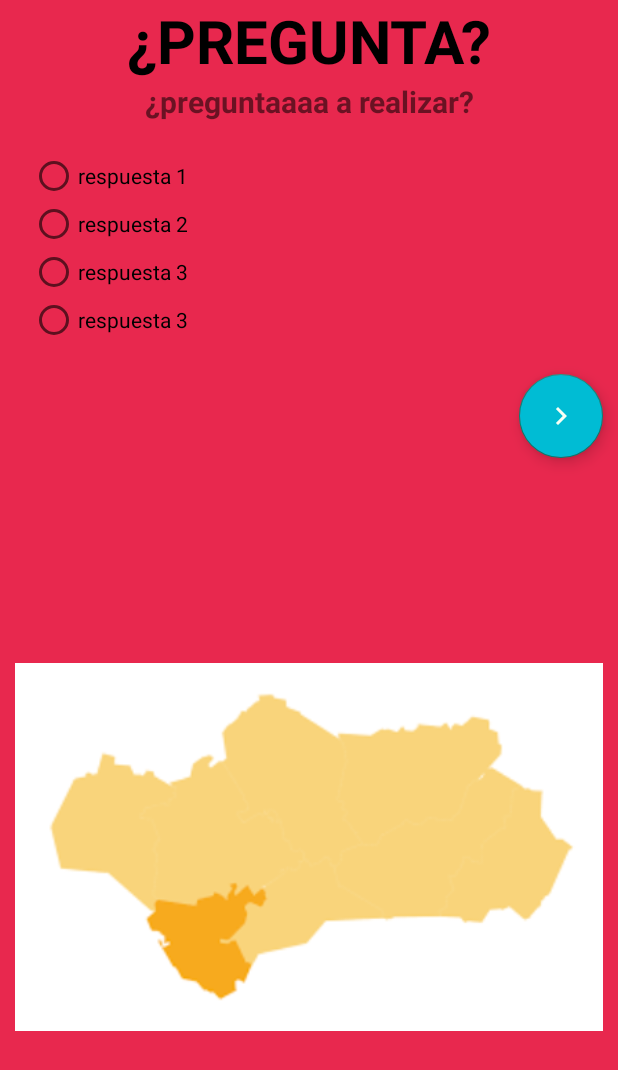
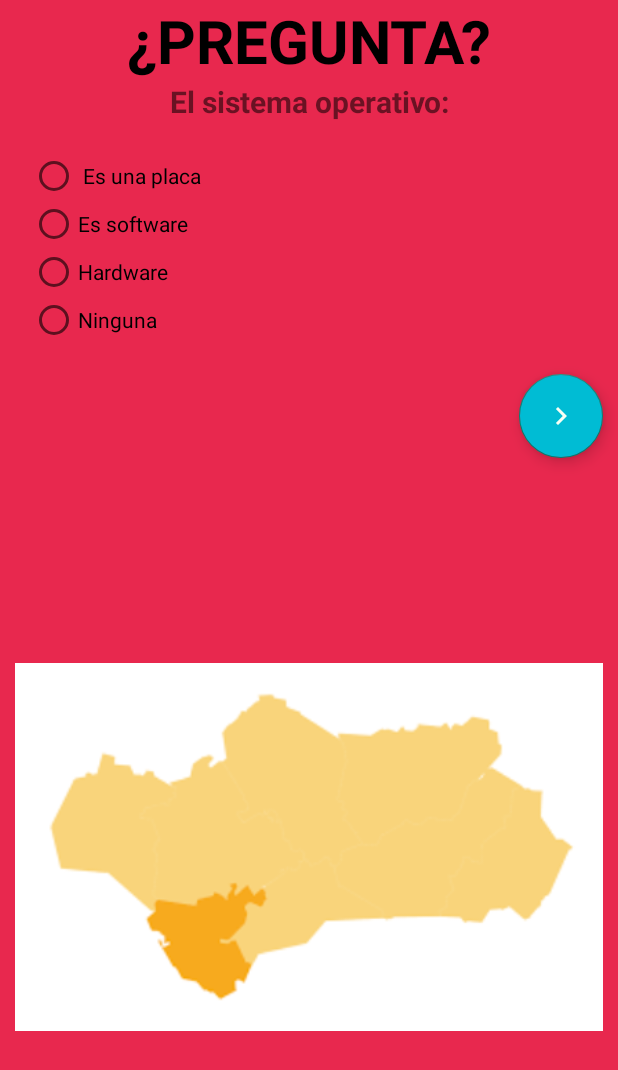
Before and after one commit to sam-sudo/APP_QR, an Android app: the Ask_activity screen opened directly, with no data from a screen before it, on a phone screen of 412 x 824 dp. Shown: the top 1070 px of the screen. Run offline under Robolectric (Android 15) with nearby library versions, the phone set to English and light mode, and no system bars.

Commit message:
Generador de preguntas aleatorias sin repetirse estas y seteo en xml (falta validar respuesta)

```diff
--- a/APP_QR/app/src/main/java/com/example/app_qr/App.java
+++ b/APP_QR/app/src/main/java/com/example/app_qr/App.java
@@ -200,6 +200,7 @@ public class App extends AppCompatActivity implements NumberPicker.OnValueChange
                         // guardamos el ultimo token proceado
                         lastToken = token;
                         Log.i("token", token);
+                        Log.i("lat token", lastToken);
 
 
                         if (URLUtil.isValidUrl(token)) {
--- a/APP_QR/app/src/main/java/com/example/app_qr/Ask_activity.java
+++ b/APP_QR/app/src/main/java/com/example/app_qr/Ask_activity.java
@@ -5,135 +5,170 @@ import android.util.Log;
 import android.view.View;
 import android.widget.ImageView;
 import android.widget.RadioButton;
+import android.widget.TextView;
 
 import androidx.annotation.Nullable;
 import androidx.appcompat.app.AppCompatActivity;
 
+import com.example.app_qr.Auxiliar.AskAuxiliar;
 import com.example.app_qr.Models.Ask;
 
 import java.util.ArrayList;
+import java.util.Random;
 
 public class Ask_activity extends AppCompatActivity {
-    ArrayList<Ask> preguntas = new ArrayList<>();
+    ArrayList<Ask> asksList = new ArrayList<>();
+
+    TextView question;
     RadioButton req0;
     RadioButton req1;
     RadioButton req2;
+    RadioButton req3;
     ImageView imgReq;
+
 
     @Override
     protected void onCreate(@Nullable Bundle savedInstanceState) {
         super.onCreate(savedInstanceState);
         setContentView(R.layout.ask_activity);
 
-        preguntas.add(new Ask("¿Qué nueva forma geométrica presente en las células epiteliales, fue descubierta por la Universidad de Sevilla en 2018?", "Prisma triangular", "Prismoide", "Escutoide", "Icosaedro", "Escutoide"));
+        question = findViewById(R.id.question);
+        req0 = findViewById(R.id.req0);
+        req1 = findViewById(R.id.req1);
+        req2 = findViewById(R.id.req2);
+        req3 = findViewById(R.id.req3);
+        imgReq = findViewById(R.id.imgReq);
 
-        preguntas.add(new Ask("¿Qué arquitectos ganaron el concurso internacional de ideas convocado en el año 2003 para la construcción del Museo Íbero de Jaén?","Rafael Moneo","EDDEA","SOLID ARQUITECTURA (Álvaro Soto y Javier Maroto)","Santiago Calatrava","SOLID ARQUITECTURA (Álvaro Soto y Javier Maroto)"));
+        asks();
+        Ask ask = getAsk();
+        generateAsk(ask);
 
-        preguntas.add(new Ask("¿Sobre qué edificio preexistente se levantó el Museo Íbero de Jaén?","Casa del gobernador","Estación de autobuses","Hospital de San Juan de Dios","Antigua prisión provincial de Jaén","Antigua prisión provincial de Jaén"));
 
-        preguntas.add(new Ask("¿Cuál es la superficie construida del Museo Íbero de Jaén?","11152 m2","15112 m2","52111 m2","21115 m2","11152 m2"));
+    }
 
-        preguntas.add(new Ask("¿Cuál fue el coste de la construcción del Museo Íbero de Jaén?","104 029 305,28 €","24 689 221,28 €","35 000 000,01 €","6 999 999,96 €","24 689 221,28 €"));
+    private void asks() {
+        asksList.add(new Ask("¿Qué nueva forma geométrica presente en las células epiteliales, fue descubierta por la Universidad de Sevilla en 2018?", "Prisma triangular", "Prismoide", "Escutoide", "Icosaedro", "Escutoide"));
 
-        preguntas.add(new Ask("¿En qué año fue inaugurado el Museo Íbero de Jaén?","2017","2015","2018","2016","2017"));
+        asksList.add(new Ask("¿Qué arquitectos ganaron el concurso internacional de ideas convocado en el año 2003 para la construcción del Museo Íbero de Jaén?","Rafael Moneo","EDDEA","SOLID ARQUITECTURA (Álvaro Soto y Javier Maroto)","Santiago Calatrava","SOLID ARQUITECTURA (Álvaro Soto y Javier Maroto)"));
 
-        preguntas.add(new Ask("Teresa de Torres fue  la esposa del afamado Condestable Lucas de Iranzo y, cuando ésta  enviudó, gobernó la ciudad de Jaén durante:","El mismo tiempo que su marido","Más años que su marido","Menos años que su marido","Nunca llegó a gobernar"," Más años que su marido"));
+        asksList.add(new Ask("¿Sobre qué edificio preexistente se levantó el Museo Íbero de Jaén?","Casa del gobernador","Estación de autobuses","Hospital de San Juan de Dios","Antigua prisión provincial de Jaén","Antigua prisión provincial de Jaén"));
 
-        preguntas.add(new Ask("Jaén es la capital mundial del:","Turismo interior","Aceite de oliva","Sector industrial","Sector servicios"," Aceite de oliva"));
+        asksList.add(new Ask("¿Cuál es la superficie construida del Museo Íbero de Jaén?","11152 m2","15112 m2","52111 m2","21115 m2","11152 m2"));
 
-        preguntas.add(new Ask("La provincia de Jaén se caracteriza por:","Tener los baños árabes más grandes y mejor conservados de Europa"," Contar con la mayor cantidad de castillos por m2 de Europa","Ser la provincia española con una mayor superficie natural protegida","Todas son ciertas","Todas son ciertas"));
+        asksList.add(new Ask("¿Cuál fue el coste de la construcción del Museo Íbero de Jaén?","104 029 305,28 €","24 689 221,28 €","35 000 000,01 €","6 999 999,96 €","24 689 221,28 €"));
 
-        preguntas.add(new Ask("En Andalucía, la agricultura supone:","El 76,4% de la producción"," El 26,4% de la producción"," El 18% de la producción"," El 5,6% de la producción"," El 5,6% de la producción"));
+        asksList.add(new Ask("¿En qué año fue inaugurado el Museo Íbero de Jaén?","2017","2015","2018","2016","2017"));
 
-        preguntas.add(new Ask("El sistema operativo:"," Es una placa","Es software","Hardware","Ninguna","Es software"));
+        asksList.add(new Ask("Teresa de Torres fue  la esposa del afamado Condestable Lucas de Iranzo y, cuando ésta  enviudó, gobernó la ciudad de Jaén durante:","El mismo tiempo que su marido","Más años que su marido","Menos años que su marido","Nunca llegó a gobernar"," Más años que su marido"));
 
-        preguntas.add(new Ask("¿Cuál dispositivo es un periférico?","Microprocesador","Memoria RAM","Placa Base","Impresora","Impresora"));
+        asksList.add(new Ask("Jaén es la capital mundial del:","Turismo interior","Aceite de oliva","Sector industrial","Sector servicios"," Aceite de oliva"));
 
-        preguntas.add(new Ask("¿Cuál es el sistema de numeración empleado por los ordenadores?","El sistema binario","El sistema decimal","El sistema hexadecimal.","El sistema numérico","El sistema binario"));
+        asksList.add(new Ask("La provincia de Jaén se caracteriza por:","Tener los baños árabes más grandes y mejor conservados de Europa"," Contar con la mayor cantidad de castillos por m2 de Europa","Ser la provincia española con una mayor superficie natural protegida","Todas son ciertas","Todas son ciertas"));
 
-        preguntas.add(new Ask("De los siguientes descuentos en un establecimiento ¿cuál escogerías?","La segunda unidad a mitad de precio","3X2","33% ","La semana sin IVA","33% "));
+        asksList.add(new Ask("En Andalucía, la agricultura supone:","El 76,4% de la producción"," El 26,4% de la producción"," El 18% de la producción"," El 5,6% de la producción"," El 5,6% de la producción"));
 
-        preguntas.add(new Ask("Se cree que los primeros habitantes se establecieron en esta histórica ciudad en 1100 a. C. Hogar de la Armada española desde el siglo XVIII, fue fundada por los fenicios.","Motril","Cádiz","Almuñécar","Málaga","Cádiz"));
+        asksList.add(new Ask("El sistema operativo:"," Es una placa","Es software","Hardware","Ninguna","Es software"));
 
-        preguntas.add(new Ask("Cual de las siguientes obras pertenece a Murillo","Niños comiendo uvas y melón","El triunfo de Baco","El quitasol","Inmaculada Concepción","Niños comiendo uvas y melón"));
+        asksList.add(new Ask("¿Cuál dispositivo es un periférico?","Microprocesador","Memoria RAM","Placa Base","Impresora","Impresora"));
 
-        preguntas.add(new Ask("¿Quién compuso la letra del himno de Andalucía? ¿Y la melodía?","Blas Infante compuso la letra y José del Castillo Díaz la melodía.","Ninguna de las anteriores es correcta.","Blas Infante compuso la letra y Emilio Cebrián Ruiz la melodía.","José del Castillo compuso la letra y Blas Infante la melodía.","Blas Infante compuso la letra y José del Castillo Díaz la melodía."));
+        asksList.add(new Ask("¿Cuál es el sistema de numeración empleado por los ordenadores?","El sistema binario","El sistema decimal","El sistema hexadecimal.","El sistema numérico","El sistema binario"));
 
-        preguntas.add(new Ask("¿Cuál es el nombre de la bandera de Andalucía?","Ikurriña","Señera","Arbonaida","Almudaina","Arbonaida"));
+        asksList.add(new Ask("De los siguientes descuentos en un establecimiento ¿cuál escogerías?","La segunda unidad a mitad de precio","3X2","33% ","La semana sin IVA","33% "));
 
-        preguntas.add(new Ask("¿Qué héroe mitológico aparece en el escudo de Andalucía?","Hermes","Hércules","Hades","Helios","Hércules"));
+        asksList.add(new Ask("Se cree que los primeros habitantes se establecieron en esta histórica ciudad en 1100 a. C. Hogar de la Armada española desde el siglo XVIII, fue fundada por los fenicios.","Motril","Cádiz","Almuñécar","Málaga","Cádiz"));
 
-        preguntas.add(new Ask("¿Por qué celebramos el 28 de febrero el día de Andalucía?","Porque el 28 de febrero de 1980 se formaron las ocho provincias que conforman la comunidad autónoma de Andalucía"," Porque el 28 de febrero de 1980 se celebró la Asamblea de Ronda por la que se formó la comunidad autónoma de Andalucía.","Porque el 28 de febrero de 1980 murió Blas Infante, padre del regionalismo andaluz."," Porque el 28 de febrero de 1980 se celebró un referéndum en el que los andaluces aceptaron la formación de la comunidad autónoma de Andalucía."," Porque el 28 de febrero de 1980 se celebró un referéndum en el que los andaluces aceptaron la formación de la comunidad autónoma de Andalucía."));
+        asksList.add(new Ask("Cual de las siguientes obras pertenece a Murillo","Niños comiendo uvas y melón","El triunfo de Baco","El quitasol","Inmaculada Concepción","Niños comiendo uvas y melón"));
 
-        preguntas.add(new Ask(" La primera constitución española se realizó en Cádiz. ¿En qué año? ¿Cómo se le conoce?","En 1712 y se le conoce como La Paca.","En 1812 y se le conoce como La Pepa.","En 1812 y se le conoce como La Pepita","En 1912 y se le conoce como La Paquita.","En 1812 y se le conoce como La Pepa."));
+        asksList.add(new Ask("¿Quién compuso la letra del himno de Andalucía? ¿Y la melodía?","Blas Infante compuso la letra y José del Castillo Díaz la melodía.","Ninguna de las anteriores es correcta.","Blas Infante compuso la letra y Emilio Cebrián Ruiz la melodía.","José del Castillo compuso la letra y Blas Infante la melodía.","Blas Infante compuso la letra y José del Castillo Díaz la melodía."));
 
-        preguntas.add(new Ask("¿En qué año se aprobó el estatuto de autonomía de Andalucía y en qué año se reformó?","Se aprobó en 1980 y se reformó en 2004.","Se aprobó en 1982 y se reformó en 2006.","Se aprobó en 1981 y se reformó en 2005.","Se aprobó en 1981 y se reformó en 2007","Se aprobó en 1981 y se reformó en 2007"));
+        asksList.add(new Ask("¿Cuál es el nombre de la bandera de Andalucía?","Ikurriña","Señera","Arbonaida","Almudaina","Arbonaida"));
 
-        preguntas.add(new Ask("¿Cuál es el puerto de España más grande en tráfico total de mercancías?","Algeciras","Barcelona","Valencia","Sevilla","Algeciras"));
+        asksList.add(new Ask("¿Qué héroe mitológico aparece en el escudo de Andalucía?","Hermes","Hércules","Hades","Helios","Hércules"));
 
-        preguntas.add(new Ask("¿En qué olimpiada consiguió el oro en bádminton Carolina Marín? ","Río 2016","Londes 2012","Sevilla 2016","Madrid 2020","Río 2016"));
+        asksList.add(new Ask("¿Por qué celebramos el 28 de febrero el día de Andalucía?","Porque el 28 de febrero de 1980 se formaron las ocho provincias que conforman la comunidad autónoma de Andalucía"," Porque el 28 de febrero de 1980 se celebró la Asamblea de Ronda por la que se formó la comunidad autónoma de Andalucía.","Porque el 28 de febrero de 1980 murió Blas Infante, padre del regionalismo andaluz."," Porque el 28 de febrero de 1980 se celebró un referéndum en el que los andaluces aceptaron la formación de la comunidad autónoma de Andalucía."," Porque el 28 de febrero de 1980 se celebró un referéndum en el que los andaluces aceptaron la formación de la comunidad autónoma de Andalucía."));
 
-        preguntas.add(new Ask("¿Qué provincia española es la principal exportadora de tomates?","Granada","Almería","Murcia","Alicante","Almería"));
+        asksList.add(new Ask(" La primera constitución española se realizó en Cádiz. ¿En qué año? ¿Cómo se le conoce?","En 1712 y se le conoce como La Paca.","En 1812 y se le conoce como La Pepa.","En 1812 y se le conoce como La Pepita","En 1912 y se le conoce como La Paquita.","En 1812 y se le conoce como La Pepa."));
 
-        preguntas.add(new Ask("Petites créatures bleues logeant dans un village champignon au milieu d'une vaste forêt.","Fábrica de luz","Fábrica de hojalata","Fábrica de tapices","Fábrica de chocolate","Fábrica de hojalata"));
+        asksList.add(new Ask("¿En qué año se aprobó el estatuto de autonomía de Andalucía y en qué año se reformó?","Se aprobó en 1980 y se reformó en 2004.","Se aprobó en 1982 y se reformó en 2006.","Se aprobó en 1981 y se reformó en 2005.","Se aprobó en 1981 y se reformó en 2007","Se aprobó en 1981 y se reformó en 2007"));
 
-        preguntas.add(new Ask("Medalla de Andalucía más reciente.","Carmen Linares","Juanito Valderrama","Joaquín Sabina","Raphael","Raphael"));
+        asksList.add(new Ask("¿Cuál es el puerto de España más grande en tráfico total de mercancías?","Algeciras","Barcelona","Valencia","Sevilla","Algeciras"));
 
-        preguntas.add(new Ask("¿A quién relacionas con unicornio?","Juan Eslava Galán","Erika Martínez","Antonio Muñoz Molina","Patricia García-Rojo","Juan Eslava Galán"));
+        asksList.add(new Ask("¿En qué olimpiada consiguió el oro en bádminton Carolina Marín? ","Río 2016","Londes 2012","Sevilla 2016","Madrid 2020","Río 2016"));
 
-        preguntas.add(new Ask("¿En qué importante ciudad se constituyó la Junta Suprema de Andalucía en 1835?","Linares","Jaén","Baeza","Andújar","Andújar"));
+        asksList.add(new Ask("¿Qué provincia española es la principal exportadora de tomates?","Granada","Almería","Murcia","Alicante","Almería"));
 
-        preguntas.add(new Ask("¿Qué texto dice en su artículo 1º “Andalucía es soberana y Autónoma; se organiza en una democracia republicana representativa, y no recibe su poder de ninguna autoridad exterior...”?","Estatuto de Autonomía de 2007","Estatuto de Autonomía de 1981","Constitución Federal de Andalucía de 1883","Manifiesto andalucista de Córdoba de 1919","Constitución Federal de Andalucía de 1883"));
+        asksList.add(new Ask("Petites créatures bleues logeant dans un village champignon au milieu d'une vaste forêt.","Fábrica de luz","Fábrica de hojalata","Fábrica de tapices","Fábrica de chocolate","Fábrica de hojalata"));
 
-        preguntas.add(new Ask("Nombre del único rey de Tartesos del que se tienen referencias históricas...","Marco Antonio","Juan Antonio","Argantonio","Ninguno de los tres anteriores","Argantonio"));
+        asksList.add(new Ask("Medalla de Andalucía más reciente.","Carmen Linares","Juanito Valderrama","Joaquín Sabina","Raphael","Raphael"));
 
-        preguntas.add(new Ask("En Al Ándalus los distintos territorios se dividían durante el periodo califal...","Por vertientes hidrográficas.","En comunidades autónomas.","Los territorios del norte en torno a ciudades importantes y los del sur se dividían en coras.","Todos se dividían en torno a ciudades importantes.","Los territorios del norte en torno a ciudades importantes y los del sur se dividían en coras."));
+        asksList.add(new Ask("¿A quién relacionas con unicornio?","Juan Eslava Galán","Erika Martínez","Antonio Muñoz Molina","Patricia García-Rojo","Juan Eslava Galán"));
 
-        preguntas.add(new Ask("Algunas obras de Blas Infante son","Ideal Andaluz","La dictadura pedagógica","Orígenes de lo flamenco y secreto del cante jondo","Las tres respuestas anteriores son correctas","Las tres respuestas anteriores son correctas"));
+        asksList.add(new Ask("¿En qué importante ciudad se constituyó la Junta Suprema de Andalucía en 1835?","Linares","Jaén","Baeza","Andújar","Andújar"));
 
-        preguntas.add(new Ask("Estados miembros de la Unión Europea con menor extensión que Andalucía son...","Austria, Bélgica, Croacia, Chequia e Irlanda, Luxemburgo y Malta.","Chipre, Dinamarca, Eslovaquia, Eslovenia, Estonia, Holanda.","Noruega, Suecia, Reino Unido y Polonia.","La a y la b son correctas, la c no.","La a y la b son correctas, la c no."));
+        asksList.add(new Ask("¿Qué texto dice en su artículo 1º “Andalucía es soberana y Autónoma; se organiza en una democracia republicana representativa, y no recibe su poder de ninguna autoridad exterior...”?","Estatuto de Autonomía de 2007","Estatuto de Autonomía de 1981","Constitución Federal de Andalucía de 1883","Manifiesto andalucista de Córdoba de 1919","Constitución Federal de Andalucía de 1883"));
 
-        preguntas.add(new Ask("Lienzo de Velázquez que lleva por título...","Las Infantas","Las Mayoralas","Las Damiselas","Las Meninas","Las Meninas", R.drawable.meninas));
+        asksList.add(new Ask("Nombre del único rey de Tartesos del que se tienen referencias históricas...","Marco Antonio","Juan Antonio","Argantonio","Ninguno de los tres anteriores","Argantonio"));
+
+        asksList.add(new Ask("En Al Ándalus los distintos territorios se dividían durante el periodo califal...","Por vertientes hidrográficas.","En comunidades autónomas.","Los territorios del norte en torno a ciudades importantes y los del sur se dividían en coras.","Todos se dividían en torno a ciudades importantes.","Los territorios del norte en torno a ciudades importantes y los del sur se dividían en coras."));
+
+        asksList.add(new Ask("Algunas obras de Blas Infante son","Ideal Andaluz","La dictadura pedagógica","Orígenes de lo flamenco y secreto del cante jondo","Las tres respuestas anteriores son correctas","Las tres respuestas anteriores son correctas"));
+
+        asksList.add(new Ask("Estados miembros de la Unión Europea con menor extensión que Andalucía son...","Austria, Bélgica, Croacia, Chequia e Irlanda, Luxemburgo y Malta.","Chipre, Dinamarca, Eslovaquia, Eslovenia, Estonia, Holanda.","Noruega, Suecia, Reino Unido y Polonia.","La a y la b son correctas, la c no.","La a y la b son correctas, la c no."));
+
+        asksList.add(new Ask("Lienzo de Velázquez que lleva por título...","Las Infantas","Las Mayoralas","Las Damiselas","Las Meninas","Las Meninas", R.drawable.meninas));
     }
 
     public void onRadioButtonClicked(View view) {
-        // Is the button now checked?
         boolean checked = ((RadioButton) view).isChecked();
 
-        // Check which radio button was clicked
         switch(view.getId()) {
             case R.id.req0:
                 if (checked)
-                    // Pirates are the best
                     break;
             case R.id.req1:
                 if (checked)
-                    // Ninjas rule
                     break;
             case R.id.req2:
                 if (checked)
-                    // Ninjas rule
                     break;
         }
 
     }
 
     private void generateAsk(Ask ask) {
+
+        String questionText = ask.getAsk();
         String tex0 = ask.getReq0();
         String tex1 = ask.getReq1();
         String tex2 = ask.getReq2();
+        String tex3 = ask.getReq3();
         int img = ask.getImgReq();
 
+        question.setText(questionText);
         req0.setText(tex0);
         req1.setText(tex1);
         req2.setText(tex2);
+        req3.setText(tex3);
         imgReq.setImageResource(img);
 
     }
 
     private Ask getAsk() {
-        Log.d("samy", "generateAsk: aaaask");
 
-        return new Ask("¿Que provincia es?","x","xx","xxx","Cádiz","Cádiz");
+        Random randomNumber = new Random();
+        int askNumber = randomNumber.nextInt(asksList.size()-1);
+        Ask randomAsk = asksList.get(askNumber);
+        Log.d("randomNumber","getAask()" + askNumber + "  " +randomAsk.toString());
+        Log.d("randomNumber","getAask()" + (AskAuxiliar.askDoneList.contains(randomAsk)));
+        Log.d("randomNumber","getAask()" + AskAuxiliar.askDoneList.size());
+
+        while(AskAuxiliar.askDoneList.contains(randomAsk)){
+            askNumber = randomNumber.nextInt(3);
+            randomAsk = asksList.get(askNumber);
+            Log.d("randomNumber","getAask()" + askNumber + "  " +randomAsk.toString());
+        }
+        AskAuxiliar.askDoneList.add(randomAsk);
+        return randomAsk;
+
     }
 }
--- /dev/null
+++ b/APP_QR/app/src/main/java/com/example/app_qr/Auxiliar/AskAuxiliar.java
@@ -0,0 +1,11 @@
+package com.example.app_qr.Auxiliar;
+
+import com.example.app_qr.Models.Ask;
+
+import java.util.ArrayList;
+
+public class AskAuxiliar {
+
+    public static ArrayList<Ask> askDoneList = new ArrayList();
+
+}
--- a/APP_QR/app/src/main/java/com/example/app_qr/Models/Ask.java
+++ b/APP_QR/app/src/main/java/com/example/app_qr/Models/Ask.java
@@ -2,6 +2,8 @@ package com.example.app_qr.Models;
 
 
 import com.example.app_qr.R;
+
+import java.util.Objects;
 
 public class Ask {
 
@@ -106,4 +108,23 @@ public class Ask {
                 ", imgReq=" + imgReq +
                 '}';
     }
+
+    @Override
+    public boolean equals(Object o) {
+        if (this == o) return true;
+        if (o == null || getClass() != o.getClass()) return false;
+        Ask ask1 = (Ask) o;
+        return imgReq == ask1.imgReq &&
+                Objects.equals(ask, ask1.ask) &&
+                Objects.equals(req0, ask1.req0) &&
+                Objects.equals(req1, ask1.req1) &&
+                Objects.equals(req2, ask1.req2) &&
+                Objects.equals(req3, ask1.req3) &&
+                Objects.equals(reqCorrect, ask1.reqCorrect);
+    }
+
+    @Override
+    public int hashCode() {
+        return Objects.hash(ask, req0, req1, req2, req3, reqCorrect, imgReq);
+    }
 }
```
Also changed, not shown: APP_QR/app/src/main/res/drawable/meninas.jpg (added), 5 other files.
